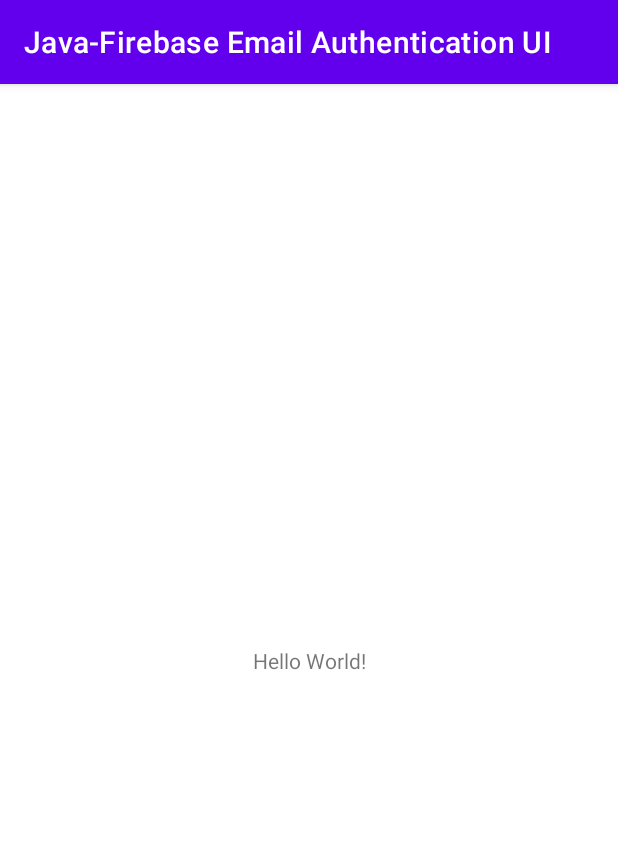
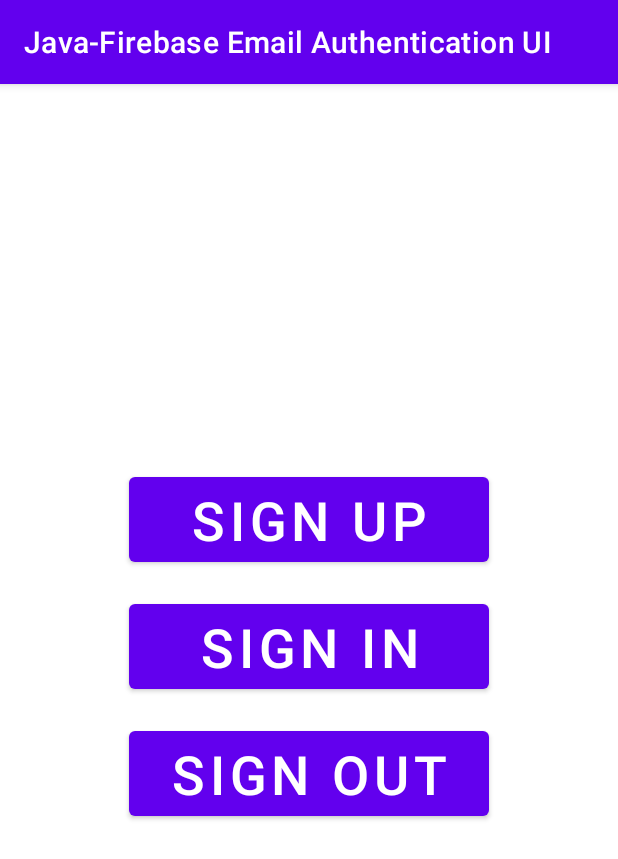
Before and after one commit to Imran4424/Android-FirebaseEmailAuthenticationFirebaseUI, an Android app: the screen it shows after launch (MainActivity), on a phone screen of 412 x 824 dp. Shown: the top 859 px of the screen. Run offline under Robolectric (Android 15) with nearby library versions, the phone set to English and light mode, and no system bars.

Commit message:
add json file

```diff
--- a/app/build.gradle
+++ b/app/build.gradle
@@ -33,7 +33,20 @@ dependencies {
     implementation 'androidx.appcompat:appcompat:1.2.0'
     implementation 'com.google.android.material:material:1.2.1'
     implementation 'androidx.constraintlayout:constraintlayout:2.0.4'
-    testImplementation 'junit:junit:4.+'
+    testImplementation 'junit:junit:4.13.1'
     androidTestImplementation 'androidx.test.ext:junit:1.1.2'
     androidTestImplementation 'androidx.test.espresso:espresso-core:3.3.0'
+
+    // Import the Firebase BoM
+    implementation platform('com.google.firebase:firebase-bom:26.1.1')
+
+    // Add the dependency for the Firebase SDK for Google Analytics
+    // When using the BoM, don't specify versions in Firebase dependencies
+    implementation 'com.google.firebase:firebase-analytics'
+
+    // Add the dependencies for any other desired Firebase products
+    // https://firebase.google.com/docs/android/setup#available-libraries
+    implementation 'com.google.firebase:firebase-core'
+
+    implementation 'com.firebaseui:firebase-ui-auth:6.4.0'
 }
--- a/app/src/main/java/com/imran/android/java_firebaseemailauthenticationui/MainActivity.java
+++ b/app/src/main/java/com/imran/android/java_firebaseemailauthenticationui/MainActivity.java
@@ -1,6 +1,7 @@
 package com.imran.android.java_firebaseemailauthenticationui;
 
 import android.os.Bundle;
+import android.view.View;
 
 import androidx.appcompat.app.AppCompatActivity;
 
@@ -11,4 +12,16 @@ public class MainActivity extends AppCompatActivity {
         super.onCreate(savedInstanceState);
         setContentView(R.layout.activity_main);
     }
+
+    public void signUp(View view) {
+
+    }
+
+    public void signIn(View view) {
+
+    }
+
+    public void signOut(View view) {
+
+    }
 }
--- a/app/src/main/res/layout/activity_main.xml
+++ b/app/src/main/res/layout/activity_main.xml
@@ -6,13 +6,39 @@
     android:layout_height="match_parent"
     tools:context=".MainActivity">
 
-    <TextView
-        android:layout_width="wrap_content"
+    <Button
+        android:id="@+id/buttonSignUp"
+        android:layout_width="240dp"
         android:layout_height="wrap_content"
-        android:text="Hello World!"
-        app:layout_constraintBottom_toBottomOf="parent"
-        app:layout_constraintLeft_toLeftOf="parent"
-        app:layout_constraintRight_toRightOf="parent"
+        android:layout_marginTop="256dp"
+        android:onClick="signUp"
+        android:text="Sign Up"
+        android:textSize="36sp"
+        app:layout_constraintEnd_toEndOf="parent"
+        app:layout_constraintStart_toStartOf="parent"
         app:layout_constraintTop_toTopOf="parent" />
 
+    <Button
+        android:id="@+id/buttonSignIn"
+        android:layout_width="240dp"
+        android:layout_height="wrap_content"
+        android:layout_marginTop="16dp"
+        android:onClick="signIn"
+        android:text="SIGN IN"
+        android:textSize="36sp"
+        app:layout_constraintEnd_toEndOf="parent"
+        app:layout_constraintStart_toStartOf="parent"
+        app:layout_constraintTop_toBottomOf="@+id/buttonSignUp" />
+
+    <Button
+        android:id="@+id/buttonSignOut"
+        android:layout_width="240dp"
+        android:layout_height="wrap_content"
+        android:layout_marginTop="16dp"
+        android:onClick="signOut"
+        android:text="Sign Out"
+        android:textSize="36sp"
+        app:layout_constraintEnd_toEndOf="parent"
+        app:layout_constraintStart_toStartOf="parent"
+        app:layout_constraintTop_toBottomOf="@+id/buttonSignIn" />
 </androidx.constraintlayout.widget.ConstraintLayout>
--- a/build.gradle
+++ b/build.gradle
@@ -6,7 +6,7 @@ buildscript {
     }
     dependencies {
         classpath "com.android.tools.build:gradle:4.1.1"
-
+        classpath 'com.google.gms:google-services:4.3.4'
         // NOTE: Do not place your application dependencies here; they belong
         // in the individual module build.gradle files
     }
```
